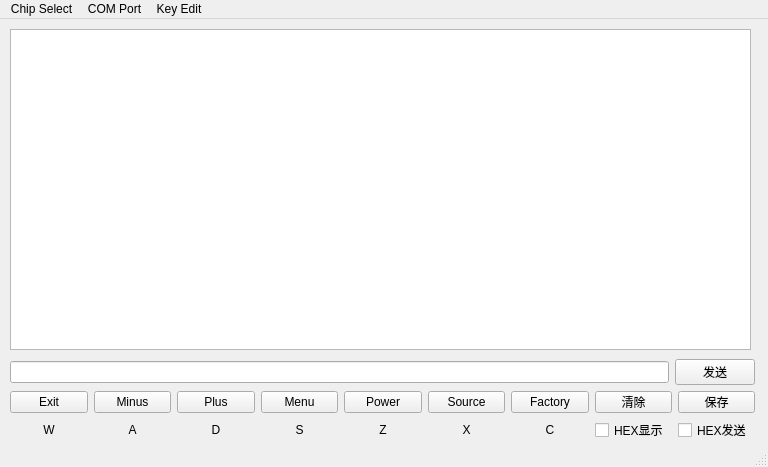
This is MainWindow.ui in HeartbreakSurvivor/AutoTestTool as Qt 5 draws it before an edit. The edited form follows.
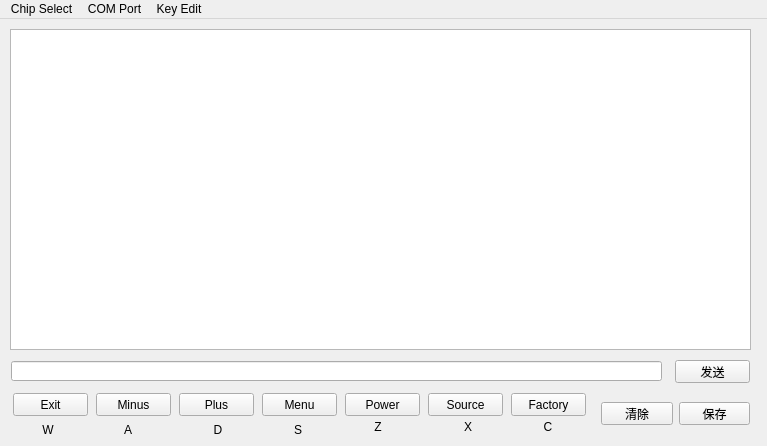
This is the edited form.

Commit message: cut the send and displsy hex format function

What changed in the file:
```diff
--- a/MainWindow.ui
+++ b/MainWindow.ui
@@ -6,227 +6,14 @@
    <rect>
     <x>0</x>
     <y>0</y>
-    <width>768</width>
-    <height>467</height>
+    <width>767</width>
+    <height>446</height>
    </rect>
   </property>
   <property name="windowTitle">
    <string>MainWindow</string>
   </property>
   <widget class="QWidget" name="centralwidget">
-   <widget class="QWidget" name="layoutWidget">
-    <property name="geometry">
-     <rect>
-      <x>10</x>
-      <y>340</y>
-      <width>745</width>
-      <height>82</height>
-     </rect>
-    </property>
-    <layout class="QVBoxLayout" name="verticalLayout_10">
-     <item>
-      <layout class="QHBoxLayout" name="horizontalLayout_2">
-       <item>
-        <widget class="QLineEdit" name="DataToSend"/>
-       </item>
-       <item>
-        <widget class="QPushButton" name="SendDataButton">
-         <property name="text">
-          <string>发送</string>
-         </property>
-        </widget>
-       </item>
-      </layout>
-     </item>
-     <item>
-      <layout class="QHBoxLayout" name="horizontalLayout">
-       <item>
-        <layout class="QVBoxLayout" name="verticalLayout">
-         <item>
-          <widget class="QPushButton" name="ExitButton">
-           <property name="text">
-            <string>Exit</string>
-           </property>
-          </widget>
-         </item>
-         <item>
-          <widget class="QLabel" name="KeyIndicatorA">
-           <property name="text">
-            <string>W</string>
-           </property>
-           <property name="alignment">
-            <set>Qt::AlignCenter</set>
-           </property>
-          </widget>
-         </item>
-        </layout>
-       </item>
-       <item>
-        <layout class="QVBoxLayout" name="verticalLayout_2">
-         <item>
-          <widget class="QPushButton" name="MinusButton">
-           <property name="text">
-            <string>Minus</string>
-           </property>
-          </widget>
-         </item>
-         <item>
-          <widget class="QLabel" name="KeyIndicatorB">
-           <property name="text">
-            <string>A</string>
-           </property>
-           <property name="alignment">
-            <set>Qt::AlignCenter</set>
-           </property>
-          </widget>
-         </item>
-        </layout>
-       </item>
-       <item>
-        <layout class="QVBoxLayout" name="verticalLayout_3">
-         <item>
-          <widget class="QPushButton" name="PlusButton">
-           <property name="text">
-            <string>Plus</string>
-           </property>
-          </widget>
-         </item>
-         <item>
-          <widget class="QLabel" name="KeyIndicatorC">
-           <property name="text">
-            <string>D</string>
-           </property>
-           <property name="alignment">
-            <set>Qt::AlignCenter</set>
-           </property>
-          </widget>
-         </item>
-        </layout>
-       </item>
-       <item>
-        <layout class="QVBoxLayout" name="verticalLayout_4">
-         <item>
-          <widget class="QPushButton" name="MenuButton">
-           <property name="text">
-            <string>Menu</string>
-           </property>
-          </widget>
-         </item>
-         <item>
-          <widget class="QLabel" name="KeyIndicatorD">
-           <property name="text">
-            <string>S</string>
-           </property>
-           <property name="alignment">
-            <set>Qt::AlignCenter</set>
-           </property>
-          </widget>
-         </item>
-        </layout>
-       </item>
-       <item>
-        <layout class="QVBoxLayout" name="verticalLayout_5">
-         <item>
-          <widget class="QPushButton" name="PowerButton">
-           <property name="text">
-            <string>Power</string>
-           </property>
-          </widget>
-         </item>
-         <item>
-          <widget class="QLabel" name="KeyIndicatorE">
-           <property name="text">
-            <string>Z</string>
-           </property>
-           <property name="alignment">
-            <set>Qt::AlignCenter</set>
-           </property>
-          </widget>
-         </item>
-        </layout>
-       </item>
-       <item>
-        <layout class="QVBoxLayout" name="verticalLayout_6">
-         <item>
-          <widget class="QPushButton" name="SourceButton">
-           <property name="text">
-            <string>Source</string>
-           </property>
-          </widget>
-         </item>
-         <item>
-          <widget class="QLabel" name="KeyIndicatorF">
-           <property name="text">
-            <string>X</string>
-           </property>
-           <property name="alignment">
-            <set>Qt::AlignCenter</set>
-           </property>
-          </widget>
-         </item>
-        </layout>
-       </item>
-       <item>
-        <layout class="QVBoxLayout" name="verticalLayout_7">
-         <item>
-          <widget class="QPushButton" name="FactoryButton">
-           <property name="text">
-            <string>Factory</string>
-           </property>
-          </widget>
-         </item>
-         <item>
-          <widget class="QLabel" name="KeyIndicatorG">
-           <property name="text">
-            <string>C</string>
-           </property>
-           <property name="alignment">
-            <set>Qt::AlignCenter</set>
-           </property>
-          </widget>
-         </item>
-        </layout>
-       </item>
-       <item>
-        <layout class="QVBoxLayout" name="verticalLayout_8">
-         <item>
-          <widget class="QPushButton" name="ClearDataButton">
-           <property name="text">
-            <string>清除</string>
-           </property>
-          </widget>
-         </item>
-         <item>
-          <widget class="QCheckBox" name="HexDisCheckbox">
-           <property name="text">
-            <string>HEX显示</string>
-           </property>
-          </widget>
-         </item>
-        </layout>
-       </item>
-       <item>
-        <layout class="QVBoxLayout" name="verticalLayout_9">
-         <item>
-          <widget class="QPushButton" name="SaveDataButton">
-           <property name="text">
-            <string>保存</string>
-           </property>
-          </widget>
-         </item>
-         <item>
-          <widget class="QCheckBox" name="HexSendcheckBox_2">
-           <property name="text">
-            <string>HEX发送</string>
-           </property>
-          </widget>
-         </item>
-        </layout>
-       </item>
-      </layout>
-     </item>
-    </layout>
-   </widget>
    <widget class="QTextEdit" name="textEdit">
     <property name="geometry">
      <rect>
@@ -237,13 +24,268 @@
      </rect>
     </property>
    </widget>
+   <widget class="QLabel" name="KeyIndicatorG">
+    <property name="geometry">
+     <rect>
+      <x>540</x>
+      <y>400</y>
+      <width>16</width>
+      <height>16</height>
+     </rect>
+    </property>
+    <property name="text">
+     <string>C</string>
+    </property>
+    <property name="alignment">
+     <set>Qt::AlignCenter</set>
+    </property>
+   </widget>
+   <widget class="QPushButton" name="FactoryButton">
+    <property name="geometry">
+     <rect>
+      <x>511</x>
+      <y>374</y>
+      <width>75</width>
+      <height>23</height>
+     </rect>
+    </property>
+    <property name="text">
+     <string>Factory</string>
+    </property>
+   </widget>
+   <widget class="QPushButton" name="ClearDataButton">
+    <property name="enabled">
+     <bool>true</bool>
+    </property>
+    <property name="geometry">
+     <rect>
+      <x>601</x>
+      <y>383</y>
+      <width>72</width>
+      <height>23</height>
+     </rect>
+    </property>
+    <property name="text">
+     <string>清除</string>
+    </property>
+   </widget>
+   <widget class="QPushButton" name="SaveDataButton">
+    <property name="geometry">
+     <rect>
+      <x>679</x>
+      <y>383</y>
+      <width>71</width>
+      <height>23</height>
+     </rect>
+    </property>
+    <property name="text">
+     <string>保存</string>
+    </property>
+   </widget>
+   <widget class="QLabel" name="KeyIndicatorF">
+    <property name="geometry">
+     <rect>
+      <x>460</x>
+      <y>400</y>
+      <width>16</width>
+      <height>16</height>
+     </rect>
+    </property>
+    <property name="text">
+     <string>X</string>
+    </property>
+    <property name="alignment">
+     <set>Qt::AlignCenter</set>
+    </property>
+   </widget>
+   <widget class="QPushButton" name="SourceButton">
+    <property name="geometry">
+     <rect>
+      <x>428</x>
+      <y>374</y>
+      <width>75</width>
+      <height>23</height>
+     </rect>
+    </property>
+    <property name="text">
+     <string>Source</string>
+    </property>
+   </widget>
+   <widget class="QPushButton" name="MenuButton">
+    <property name="geometry">
+     <rect>
+      <x>262</x>
+      <y>374</y>
+      <width>75</width>
+      <height>23</height>
+     </rect>
+    </property>
+    <property name="text">
+     <string>Menu</string>
+    </property>
+   </widget>
+   <widget class="QLabel" name="KeyIndicatorD">
+    <property name="geometry">
+     <rect>
+      <x>290</x>
+      <y>403</y>
+      <width>16</width>
+      <height>16</height>
+     </rect>
+    </property>
+    <property name="text">
+     <string>S</string>
+    </property>
+    <property name="alignment">
+     <set>Qt::AlignCenter</set>
+    </property>
+   </widget>
+   <widget class="QPushButton" name="PowerButton">
+    <property name="geometry">
+     <rect>
+      <x>345</x>
+      <y>374</y>
+      <width>75</width>
+      <height>23</height>
+     </rect>
+    </property>
+    <property name="text">
+     <string>Power</string>
+    </property>
+   </widget>
+   <widget class="QLabel" name="KeyIndicatorE">
+    <property name="geometry">
+     <rect>
+      <x>370</x>
+      <y>400</y>
+      <width>16</width>
+      <height>16</height>
+     </rect>
+    </property>
+    <property name="text">
+     <string>Z</string>
+    </property>
+    <property name="alignment">
+     <set>Qt::AlignCenter</set>
+    </property>
+   </widget>
+   <widget class="QPushButton" name="ExitButton">
+    <property name="geometry">
+     <rect>
+      <x>13</x>
+      <y>374</y>
+      <width>75</width>
+      <height>23</height>
+     </rect>
+    </property>
+    <property name="text">
+     <string>Exit</string>
+    </property>
+   </widget>
+   <widget class="QLabel" name="KeyIndicatorA">
+    <property name="geometry">
+     <rect>
+      <x>40</x>
+      <y>403</y>
+      <width>16</width>
+      <height>16</height>
+     </rect>
+    </property>
+    <property name="text">
+     <string>W</string>
+    </property>
+    <property name="alignment">
+     <set>Qt::AlignCenter</set>
+    </property>
+   </widget>
+   <widget class="QPushButton" name="MinusButton">
+    <property name="geometry">
+     <rect>
+      <x>96</x>
+      <y>374</y>
+      <width>75</width>
+      <height>23</height>
+     </rect>
+    </property>
+    <property name="text">
+     <string>Minus</string>
+    </property>
+   </widget>
+   <widget class="QLabel" name="KeyIndicatorB">
+    <property name="geometry">
+     <rect>
+      <x>120</x>
+      <y>403</y>
+      <width>16</width>
+      <height>16</height>
+     </rect>
+    </property>
+    <property name="text">
+     <string>A</string>
+    </property>
+    <property name="alignment">
+     <set>Qt::AlignCenter</set>
+    </property>
+   </widget>
+   <widget class="QPushButton" name="PlusButton">
+    <property name="geometry">
+     <rect>
+      <x>179</x>
+      <y>374</y>
+      <width>75</width>
+      <height>23</height>
+     </rect>
+    </property>
+    <property name="text">
+     <string>Plus</string>
+    </property>
+   </widget>
+   <widget class="QLabel" name="KeyIndicatorC">
+    <property name="geometry">
+     <rect>
+      <x>210</x>
+      <y>403</y>
+      <width>16</width>
+      <height>16</height>
+     </rect>
+    </property>
+    <property name="text">
+     <string>D</string>
+    </property>
+    <property name="alignment">
+     <set>Qt::AlignCenter</set>
+    </property>
+   </widget>
+   <widget class="QLineEdit" name="DataToSend">
+    <property name="geometry">
+     <rect>
+      <x>11</x>
+      <y>342</y>
+      <width>651</width>
+      <height>20</height>
+     </rect>
+    </property>
+   </widget>
+   <widget class="QPushButton" name="SendDataButton">
+    <property name="geometry">
+     <rect>
+      <x>675</x>
+      <y>341</y>
+      <width>75</width>
+      <height>23</height>
+     </rect>
+    </property>
+    <property name="text">
+     <string>发送</string>
+    </property>
+   </widget>
   </widget>
   <widget class="QMenuBar" name="menubar">
    <property name="geometry">
     <rect>
      <x>0</x>
      <y>0</y>
-     <width>768</width>
+     <width>767</width>
      <height>23</height>
     </rect>
    </property>
@@ -311,7 +353,6 @@
    <addaction name="menuComPort"/>
    <addaction name="menuKey_Edit"/>
   </widget>
-  <widget class="QStatusBar" name="statusbar"/>
   <action name="menuComport">
    <property name="text">
     <string>ComPort</string>
```
The commit also changes 2 other files.
